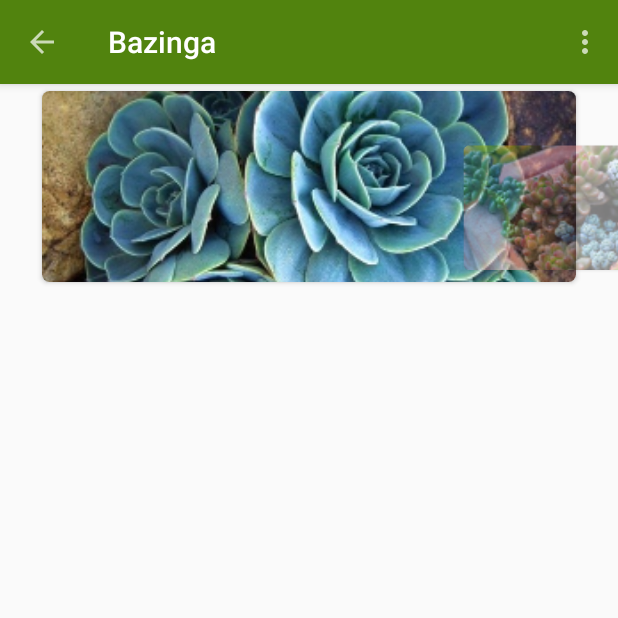
After one commit to mojota/Bazinga, an Android app: the ViewPagerActivity screen opened directly, with no data from a screen before it, on a phone screen of 412 x 824 dp, the top half of it. The commit adds this screen. Run offline under Robolectric (Android 15) with nearby library versions, the light colour scheme and no system bars.

Commit message:
viewpager

```diff
--- a/app/src/main/AndroidManifest.xml
+++ b/app/src/main/AndroidManifest.xml
@@ -4,7 +4,7 @@
 
     <uses-permission android:name="android.permission.INTERNET" />
     <uses-permission android:name="android.permission.ACCESS_NETWORK_STATE" />
-    <uses-permission android:name="android.permission.READ_EXTERNAL_STORAGE"/>
+    <uses-permission android:name="android.permission.READ_EXTERNAL_STORAGE" />
 
     <application
         android:name=".MyApplication"
@@ -32,9 +32,9 @@
             android:label="@string/title_activity_volley_upload"
             android:theme="@style/AppTheme" />
         <activity android:name=".CustomViewActivity" />
-
         <activity android:name=".PicActivity" />
         <activity android:name=".AnimateActivity" />
+        <activity android:name=".ViewPagerActivity"></activity>
     </application>
 
 </manifest>
--- a/app/src/main/java/com/mojota/bazinga/OneFragment.java
+++ b/app/src/main/java/com/mojota/bazinga/OneFragment.java
@@ -21,6 +21,7 @@ public class OneFragment extends Fragment implements View.OnClickListener {
     private Button btVolleyUp;
     private Button btCustomView;
     private Button btAnim;
+    private Button btViewPager;
 
     public static OneFragment newInstance(String param1, String param2) {
         OneFragment fragment = new OneFragment();
@@ -45,11 +46,13 @@ public class OneFragment extends Fragment implements View.OnClickListener {
         btTextInput = (Button) view.findViewById(R.id.bt_textinput);
         btCustomView = (Button) view.findViewById(R.id.bt_custom_view);
         btAnim = (Button) view.findViewById(R.id.bt_anim);
+        btViewPager = (Button) view.findViewById(R.id.bt_viewpager);
         btVolley.setOnClickListener(this);
         btVolleyUp.setOnClickListener(this);
         btTextInput.setOnClickListener(this);
         btCustomView.setOnClickListener(this);
         btAnim.setOnClickListener(this);
+        btViewPager.setOnClickListener(this);
         return view;
     }
 
@@ -76,6 +79,9 @@ public class OneFragment extends Fragment implements View.OnClickListener {
                 Intent animIntent = new Intent(getActivity(), AnimateActivity.class);
                 startActivity(animIntent);
                 break;
+            case R.id.bt_viewpager:
+                Intent viewpagerIntent = new Intent(getActivity(), ViewPagerActivity.class);
+                startActivity(viewpagerIntent);
         }
 
     }
--- /dev/null
+++ b/app/src/main/java/com/mojota/bazinga/ViewPagerActivity.java
@@ -0,0 +1,54 @@
+package com.mojota.bazinga;
+
+import android.os.Bundle;
+import android.support.v4.view.PagerAdapter;
+import android.support.v4.view.ViewPager;
+import android.view.MotionEvent;
+import android.view.View;
+import android.widget.RelativeLayout;
+
+import com.mojota.bazinga.utils.Constants;
+
+import java.util.ArrayList;
+import java.util.List;
+
+public class ViewPagerActivity extends ToolBarActivity {
+
+    private ViewPager mVp;
+    private PagerAdapter mVpAdapter;
+    private List<Integer> mList;
+    private RelativeLayout mLayoutVp;
+
+    @Override
+    protected void onCreate(Bundle savedInstanceState) {
+        super.onCreate(savedInstanceState);
+        setContentView(R.layout.activity_view_pager);
+        mLayoutVp = (RelativeLayout)findViewById(R.id.layout_vp);
+        mVp = (ViewPager)findViewById(R.id.vp);
+//        mList = new ArrayList<Integer>();
+//        mList.add(R.mipmap.ic_pic_20);
+//        mList.add(R.mipmap.ic_pic_21);
+//        mList.add(R.mipmap.ic_pic_22);
+//        mList.add(R.mipmap.ic_pic_23);
+        mList = getList();
+        mVpAdapter = new VpAdapter(this, mList);
+        mVp.setOffscreenPageLimit(2);
+        mVp.setPageMargin(getResources().getDimensionPixelSize(R.dimen.vp_padding));
+        mVp.setPageTransformer(false, new ViewPagerTransformer());
+        mLayoutVp.setOnTouchListener(new View.OnTouchListener() {
+            @Override
+            public boolean onTouch(View v, MotionEvent event) {
+                return mVp.dispatchTouchEvent(event);
+            }
+        });
+        mVp.setAdapter(mVpAdapter);
+    }
+
+    public List getList() {
+        List list = new ArrayList();
+        for (int i = 0; i < Constants.PICS.length; i++) {
+            list.add(Constants.PICS[i]);
+        }
+        return list;
+    }
+}
--- /dev/null
+++ b/app/src/main/java/com/mojota/bazinga/ViewPagerTransformer.java
@@ -0,0 +1,48 @@
+package com.mojota.bazinga;
+
+import android.support.v4.view.ViewPager;
+import android.view.View;
+
+/**
+ * Created by jamie on 16-12-16.
+ */
+public class ViewPagerTransformer implements ViewPager.PageTransformer {
+    private static final float MIN_SCALE = 0.75f;
+    private static final float MIN_ALPHA = 0.5f;
+
+    public void transformPage(View view, float position) {
+        int pageWidth = view.getWidth();
+        int pageHeight = view.getHeight();
+
+        if (position < -1) { // [-∞,-1)
+            // 这一页已经是最左边的屏幕页
+            view.setAlpha(0.8f);
+
+        } else if (position <= 1) { // [-1,1]
+            // 修改默认的滑动过渡效果为缩放效果
+            float scaleFactor = Math.max(MIN_SCALE, 1 - Math.abs(position));
+            float vertMargin = pageHeight * (1 - scaleFactor) / 2;
+            float horzMargin = pageWidth * (1 - scaleFactor) / 2;
+            if (position < 0) {
+                view.setTranslationX(horzMargin - vertMargin / 2);
+            } else {
+                view.setTranslationX(-horzMargin + vertMargin / 2);
+            }
+
+            // 开始根据缩放系数进行变化 (在 MIN_SCALE 和 1 之间变化)
+            view.setScaleX(scaleFactor);
+            view.setScaleY(scaleFactor);
+
+            // 根据大小（缩放系数）变化化透明度实现淡化页面效果
+            view.setAlpha(MIN_ALPHA +
+                    (scaleFactor - MIN_SCALE) /
+                            (1 - MIN_SCALE) * (1 - MIN_ALPHA));
+//            view.setAlpha(1);
+
+        } else { // (1,+∞ ]
+            // 这一页已经是最右边的屏幕页
+            view.setAlpha(0.8f);
+        }
+    }
+
+}
--- /dev/null
+++ b/app/src/main/java/com/mojota/bazinga/VpAdapter.java
@@ -0,0 +1,51 @@
+package com.mojota.bazinga;
+
+import android.content.Context;
+import android.support.v4.view.PagerAdapter;
+import android.view.LayoutInflater;
+import android.view.View;
+import android.view.ViewGroup;
+import android.widget.ImageView;
+
+import java.util.List;
+
+/**
+ * Created by jamie on 16-12-16.
+ */
+public class VpAdapter extends PagerAdapter {
+    private final Context mContext;
+    private final List<Integer> mList;
+
+    public VpAdapter(Context context, List<Integer> list) {
+        mContext = context;
+        mList = list;
+    }
+
+    @Override
+    public int getCount() {
+        if (mList != null) {
+            return mList.size();
+        }
+        return 0;
+    }
+
+    @Override
+    public boolean isViewFromObject(View view, Object object) {
+        return view == object;
+    }
+
+    @Override
+    public void destroyItem(ViewGroup container, int position, Object object) {
+        container.removeView((View) object);
+    }
+
+    @Override
+    public Object instantiateItem(ViewGroup container, int position) {
+        View convertView = View.inflate(mContext, R.layout.item_vp, null);
+        ImageView ivPic = (ImageView) convertView.findViewById(R.id.iv_pic);
+        int res = mList.get(position);
+        ivPic.setImageResource(res);
+        container.addView(convertView);
+        return convertView;
+    }
+}
--- /dev/null
+++ b/app/src/main/res/layout/activity_view_pager.xml
@@ -0,0 +1,20 @@
+<?xml version="1.0" encoding="utf-8"?>
+<RelativeLayout xmlns:android="http://schemas.android.com/apk/res/android"
+    xmlns:tools="http://schemas.android.com/tools"
+    android:id="@+id/layout_vp"
+    android:layout_width="match_parent"
+    android:layout_height="300dp"
+    android:clipChildren="false"
+    android:gravity="center"
+    tools:context="com.mojota.bazinga.ViewPagerActivity">
+
+    <android.support.v4.view.ViewPager
+        android:id="@+id/vp"
+        android:layout_width="match_parent"
+        android:layout_height="300dp"
+        android:layout_marginLeft="@dimen/vp_margin"
+        android:clipChildren="false"
+        android:layout_marginRight="@dimen/vp_margin"
+        android:overScrollMode="never" />
+
+</RelativeLayout>
--- a/app/src/main/res/layout/fragment_one.xml
+++ b/app/src/main/res/layout/fragment_one.xml
@@ -33,4 +33,9 @@
         android:layout_width="match_parent"
         android:layout_height="wrap_content"
         android:text="@string/str_anim" />
+    <Button
+        android:id="@+id/bt_viewpager"
+        android:layout_width="match_parent"
+        android:layout_height="wrap_content"
+        android:text="@string/str_viewpager" />
 </LinearLayout>
--- /dev/null
+++ b/app/src/main/res/layout/item_vp.xml
@@ -0,0 +1,19 @@
+<?xml version="1.0" encoding="utf-8"?>
+<RelativeLayout xmlns:android="http://schemas.android.com/apk/res/android"
+    android:layout_width="match_parent"
+    android:layout_height="match_parent"
+    xmlns:app="http://schemas.android.com/apk/res-auto">
+    <android.support.v7.widget.CardView
+        android:layout_width="match_parent"
+        android:layout_height="wrap_content"
+        app:cardCornerRadius="5dp"
+        app:cardElevation="2dp"
+        app:cardPreventCornerOverlap="true"
+        app:cardUseCompatPadding="true">
+<ImageView
+    android:id="@+id/iv_pic"
+    android:layout_width="match_parent"
+    android:layout_height="match_parent"
+    android:scaleType="centerCrop"/>
+    </android.support.v7.widget.CardView>
+</RelativeLayout>
--- a/app/src/main/res/layout/view_list_item.xml
+++ b/app/src/main/res/layout/view_list_item.xml
@@ -8,17 +8,17 @@
     <android.support.v7.widget.CardView
         android:id="@+id/cv_pic"
         android:layout_width="match_parent"
-        android:layout_height="wrap_content"
+        android:layout_height="300dp"
         app:cardCornerRadius="5dp"
         app:cardElevation="4dp"
-        app:contentPadding="8dp"
+        app:contentPadding="4dp"
         app:cardPreventCornerOverlap="true"
         app:cardUseCompatPadding="true">
 
         <ImageView
             android:id="@+id/iv_pic"
             android:layout_width="match_parent"
-            android:layout_height="200dp"
+            android:layout_height="300dp"
             android:transitionName="shareIv"
             android:scaleType="centerCrop" />
     </android.support.v7.widget.CardView>
--- a/app/src/main/res/values/dimens.xml
+++ b/app/src/main/res/values/dimens.xml
@@ -7,4 +7,6 @@
     <dimen name="margin_spacing">8dp</dimen>
     <dimen name="divider_spacing">4dp</dimen>
     <dimen name="grid_spacing">8dp</dimen>
+    <dimen name="vp_margin">24dp</dimen>
+    <dimen name="vp_padding">-100dp</dimen>
 </resources>
--- a/app/src/main/res/values/strings.xml
+++ b/app/src/main/res/values/strings.xml
@@ -6,6 +6,7 @@
     <string name="str_textInputLayout">TextInputLayout</string>
     <string name="str_customView">customView</string>
     <string name="str_anim">animate</string>
+    <string name="str_viewpager">viewpager</string>
     <string name="action_settings">Settings</string>
     <string name="string_data">string_data_get</string>
     <string name="json_data">json_data_get</string>
--- a/build.gradle
+++ b/build.gradle
@@ -5,7 +5,7 @@ buildscript {
         jcenter()
     }
     dependencies {
-        classpath 'com.android.tools.build:gradle:2.1.2'
+        classpath 'com.android.tools.build:gradle:2.2.3'
 
         // NOTE: Do not place your application dependencies here; they belong
         // in the individual module build.gradle files
```
Also changed, not shown: app/src/main/java/com/mojota/bazinga/ScalePageTransformer.java (added, +36 -0 lines), app/src/main/res/mipmap-xxhdpi/ic_pic_20.png (added), app/src/main/res/mipmap-xxhdpi/ic_pic_21.png (added), app/src/main/res/mipmap-xxhdpi/ic_pic_22.png (added), app/src/main/res/mipmap-xxhdpi/ic_pic_23.png (added), gradle/wrapper/gradle-wrapper.properties, 1 other file.
